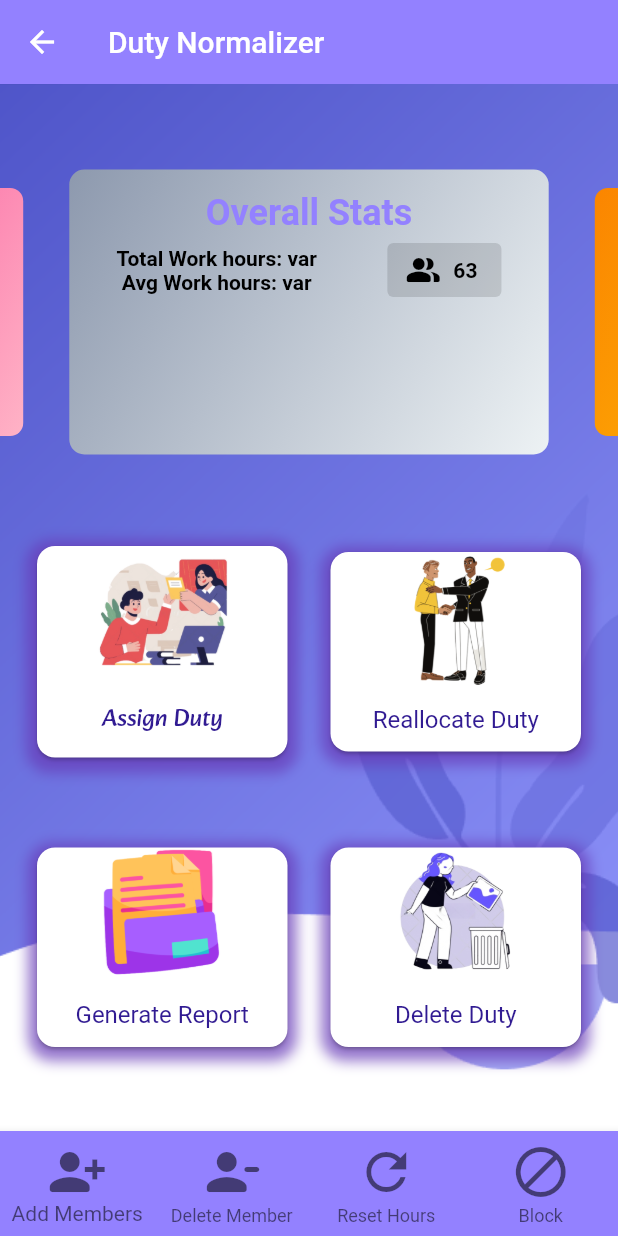
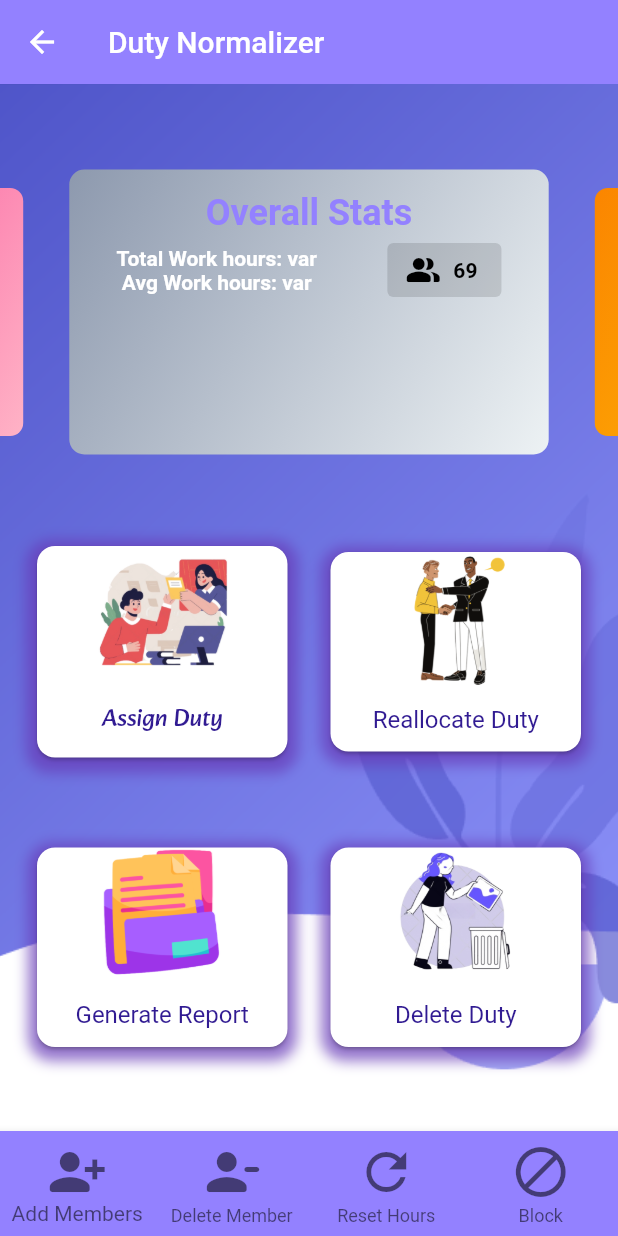
Before and after one commit to aadhi-prem/Duty-Normalizer-App, a Flutter app: the Dashboard screen opened directly, on a phone screen of 412 x 824 dp. Run offline on Flutter 3.47's test engine with Material 2 defaults, Android fonts, the phone set to English and light mode, and no system bars; drawn by our look-alikes of carousel_slider; our stand-ins replace csv, dotted_border, file_picker, fluttertoast, open_file and 3 more; missing offline and left inert: dart:ffi; accounts and stored records are empty; project files that could hold a hidden picture were left out.

Commit message:
new carousel

```diff
--- a/lib/dashboard.dart
+++ b/lib/dashboard.dart
@@ -68,8 +68,38 @@ class _DashboardState extends State<Dashboard> {
       // set up the AlertDialog
       AlertDialog alert = AlertDialog(
         title: Text("Alert"),
-        content: Text(
-            "Are you sure you want to reset work hours?"),
+        content: SizedBox(
+          height: 110,
+          child: Column(
+            children: [
+              Text(
+                  "Are you sure you want to reset work hours?",style: TextStyle(
+                fontWeight: FontWeight.bold,
+                fontSize: 16.0,
+              ),),
+              SizedBox(height: 8.0),
+              Row(
+                crossAxisAlignment: CrossAxisAlignment.start,
+                children: [
+                  Icon(
+                    Icons.warning,
+                    color: Colors.yellow,
+                  ),
+                  SizedBox(width: 8.0),
+                  Expanded(
+                    child: Text(
+                      "All details will be deleted by resetting. If required you can download the reports from \"Generate Reports\" and then proceed with the reset.",
+                      style: TextStyle(
+                        fontStyle: FontStyle.italic,
+                        fontSize: 14.0,
+                      ),
+                    ),
+                  ),
+                ],
+              ),
+            ],
+          ),
+        ),
         actions: [
           cancelButton,
           continueButton,
@@ -128,258 +158,73 @@ class _DashboardState extends State<Dashboard> {
                   enableInfiniteScroll: true,
                 ),
                 items: [
-                  Container(
-                    margin: EdgeInsets.all(5),
-                    decoration: BoxDecoration(
-                      // color: Colors.green,
-                      gradient: LinearGradient(
-                        begin: Alignment.topLeft,
-                        end: Alignment.bottomRight,
-                        colors: [Color(0xff8d99ae),Color(0xffedf2f4)],//[Color(0xfffb8500), Color(0xffffd60a)],
-                      ),
-                      borderRadius: BorderRadius.circular(10),
-                    ),
-                    child: Container(
-                      //width: 300,
-
-                      child: Padding(
-                        padding: const EdgeInsets.symmetric(vertical: 15,horizontal: 8),
-                        child: Column(
-                          children: [
-                            Center(
-                              child: Text(
-                                "Overall Stats",
-                                style: TextStyle(
-                                    color: Color(0xff9381ff),
-                                    fontWeight: FontWeight.bold,
-                                    fontFamily: 'roboto',
-                                    fontSize: 24
-                                ),
-                              ),
-                            ),
-                            Row(
-                              mainAxisAlignment: MainAxisAlignment.spaceAround,
-                              children: [
-                                Column(
-                                  children: [
-                                    Text(
-                                      "Total Work hours: var",
-                                      style: TextStyle(
-                                        color: Colors.black,
-                                        fontWeight: FontWeight.bold,
-                                      ),
-                                    ),
-                                    Text(
-                                      "Avg Work hours: var",
-                                      style: TextStyle(
-                                        color: Colors.black,
-                                        fontWeight: FontWeight.bold,
-                                      ),
-                                    ),
-                                  ],
-                                ),
-                                ElevatedButton.icon(
-                                  onPressed: null,
-                                  icon: Icon(Icons.people_alt_rounded,color: Colors.black,),
-                                  label: Text("63",style: TextStyle(
-                                    color: Colors.black,
-                                    fontWeight: FontWeight.bold,
-                                  ),),
-                                ),
-                              ],
-                            )
-                          ],
-                        ),
-                      ),),
-                  ),
-                  Container(
-                    margin: EdgeInsets.all(5),
-                    decoration: BoxDecoration(
-                      // color: Colors.red,
-                      gradient: LinearGradient(
-                        begin: Alignment.topLeft,
-                        end: Alignment.bottomRight,
-                        colors: [Color(0xfffb8500), Color(0xffffd60a)],
-                      ),
-                      borderRadius: BorderRadius.circular(10),
-                    ),
-                    child: Container(
-                        child: Padding(
-                          padding: const EdgeInsets.symmetric(vertical: 15,horizontal: 8),
-                          child: Column(
-                            children: [
-                              Center(
-                                child: Text(
-                                  "M.Tech",
-                                  style: TextStyle(
-                                      color: Color(0xff9381ff),
-                                      fontWeight: FontWeight.bold,
-                                      fontFamily: 'roboto',
-                                      fontSize: 24
-                                  ),
-                                ),
-                              ),
-                              Row(
-                                mainAxisAlignment: MainAxisAlignment.spaceAround,
-                                children: [
-                                  Column(
-                                    children: [
-                                      Text(
-                                        "Total Work hours: var",
-                                        style: TextStyle(
-                                          color: Colors.black,
-                                          fontWeight: FontWeight.bold,
-                                        ),
-                                      ),
-                                      Text(
-                                        "Avg Work hours: var",
-                                        style: TextStyle(
-                                          color: Colors.black,
-                                          fontWeight: FontWeight.bold,
-                                        ),
-                                      ),
-                                    ],
-                                  ),
-                                  ElevatedButton.icon(
-                                    onPressed: null,
-                                    icon: Icon(Icons.people_alt_rounded,color: Colors.black,),
-                                    label: Text("63",style: TextStyle(
-                                      color: Colors.black,
-                                      fontWeight: FontWeight.bold,
-                                    ),),
-                                  ),
-                                ],
-                              )
-                            ],
-                          ),
-                        )),
-                  ),
-                  Container(
-                    margin: EdgeInsets.all(5),
-                    decoration: BoxDecoration(
-                      // color: Colors.green,
-                      gradient: LinearGradient(
-                        begin: Alignment.topLeft,
-                        end: Alignment.bottomRight,
-                        colors: [Color(0xff8d99ae),Color(0xffedf2f4)],//[Color(0xfffb8500), Color(0xffffd60a)],
-                      ),
-                      borderRadius: BorderRadius.circular(10),
-                    ),
-                    child: Container(
-                      //width: 300,
-
-                      child: Padding(
-                        padding: const EdgeInsets.symmetric(vertical: 15,horizontal: 8),
-                        child: Column(
-                          children: [
-                            Center(
-                              child: Text(
-                                "Ph.D",
-                                style: TextStyle(
-                                    color: Color(0xff9381ff),
-                                    fontWeight: FontWeight.bold,
-                                    fontFamily: 'roboto',
-                                    fontSize: 24
-                                ),
-                              ),
-                            ),
-                            Row(
-                              mainAxisAlignment: MainAxisAlignment.spaceAround,
-                              children: [
-                                Column(
-                                  children: [
-                                    Text(
-                                      "Total Work hours: var",
-                                      style: TextStyle(
-                                        color: Colors.black,
-                                        fontWeight: FontWeight.bold,
-                                      ),
-                                    ),
-                                    Text(
-                                      "Avg Work hours: var",
-                                      style: TextStyle(
-                                        color: Colors.black,
-                                        fontWeight: FontWeight.bold,
-                                      ),
-                                    ),
-                                  ],
-                                ),
-                                ElevatedButton.icon(
-                                  onPressed: null,
-                                  icon: Icon(Icons.people_alt_rounded,color: Colors.black,),
-                                  label: Text("63",style: TextStyle(
-                                    color: Colors.black,
-                                    fontWeight: FontWeight.bold,
-                                  ),),
-                                ),
-                              ],
-                            )
-                          ],
-                        ),
-                      ),),
-                  ),
-                  Container(
-                    margin: EdgeInsets.all(5),
-                    decoration: BoxDecoration(
-                      // color: Colors.blue,
-                      gradient: LinearGradient(
-                        begin: Alignment.topLeft,
-                        end: Alignment.bottomRight,
-                        colors: [Color(0xfff72585), Color(0xffffb3c6)],
-                      ),
-                      borderRadius: BorderRadius.circular(10),
-                    ),
-                    child: Container(
-                      child: Padding(
-                        padding: const EdgeInsets.symmetric(vertical: 15,horizontal: 8),
-                        child: Column(
-                          children: [
-                            Center(
-                              child: Text(
-                                "Faculty",
-                                style: TextStyle(
-                                    color: Color(0xff9381ff),
-                                    fontWeight: FontWeight.bold,
-                                    fontFamily: 'roboto',
-                                    fontSize: 24
-                                ),
-                              ),
-                            ),
-                            Row(
-                              mainAxisAlignment: MainAxisAlignment.spaceAround,
-                              children: [
-                                Column(
-                                  children: [
-                                    Text(
-                                      "Total Work hours: var",
-                                      style: TextStyle(
-                                        color: Colors.white,
-                                        fontWeight: FontWeight.bold,
-                                      ),
-                                    ),
-                                    Text(
-                                      "Avg Work hours: var",
-                                      style: TextStyle(
-                                        color: Colors.white,
-                                        fontWeight: FontWeight.bold,
-                                      ),
-                                    ),
-                                  ],
-                                ),
-                                ElevatedButton.icon(
-                                  onPressed: null,
-                                  icon: Icon(Icons.people_alt_rounded,color: Colors.black,),
-                                  label: Text("63",style: TextStyle(
-                                    color: Colors.black,
-                                    fontWeight: FontWeight.bold,
-                                  ),),
-                                ),
-                              ],
-                            )
-                          ],
-                        ),
-                      ),),
-                  ),],
+                  makeSliderCard(Color(0xff8d99ae),Color(0xffedf2f4), "Overall Stats", "var", "var", "69"),
+                  makeSliderCard(Color(0xfffb8500), Color(0xffffd60a), "M.Tech", "var", "var", "70"),
+                  makeSliderCard(Color(0xff8d99ae),Color(0xffedf2f4), "Ph.D", "var", "var", "71"),
+                  makeSliderCard(Color(0xfff72585), Color(0xffffb3c6), "Faculty", "var", "var", "72"),
+                  // Container(
+                  //   margin: EdgeInsets.all(5),
+                  //   decoration: BoxDecoration(
+                  //     // color: Colors.blue,
+                  //     gradient: LinearGradient(
+                  //       begin: Alignment.topLeft,
+                  //       end: Alignment.bottomRight,
+                  //       colors: [Color(0xfff72585), Color(0xffffb3c6)],
+                  //     ),
+                  //     borderRadius: BorderRadius.circular(10),
+                  //   ),
+                  //   child: Container(
+                  //     child: Padding(
+                  //       padding: const EdgeInsets.symmetric(vertical: 15,horizontal: 8),
+                  //       child: Column(
+                  //         children: [
+                  //           Center(
+                  //             child: Text(
+                  //               "Faculty",
+                  //               style: TextStyle(
+                  //                   color: Color(0xff9381ff),
+                  //                   fontWeight: FontWeight.bold,
+                  //                   fontFamily: 'roboto',
+                  //                   fontSize: 24
+                  //               ),
+                  //             ),
+                  //           ),
+                  //           Row(
+                  //             mainAxisAlignment: MainAxisAlignment.spaceAround,
+                  //             children: [
+                  //               Column(
+                  //                 children: [
+                  //                   Text(
+                  //                     "Total Work hours: var",
+                  //                     style: TextStyle(
+                  //                       color: Colors.white,
+                  //                       fontWeight: FontWeight.bold,
+                  //                     ),
+                  //                   ),
+                  //                   Text(
+                  //                     "Avg Work hours: var",
+                  //                     style: TextStyle(
+                  //                       color: Colors.white,
+                  //                       fontWeight: FontWeight.bold,
+                  //                     ),
+                  //                   ),
+                  //                 ],
+                  //               ),
+                  //               ElevatedButton.icon(
+                  //                 onPressed: null,
+                  //                 icon: Icon(Icons.people_alt_rounded,color: Colors.black,),
+                  //                 label: Text("63",style: TextStyle(
+                  //                   color: Colors.black,
+                  //                   fontWeight: FontWeight.bold,
+                  //                 ),),
+                  //               ),
+                  //             ],
+                  //           )
+                  //         ],
+                  //       ),
+                  //     ),),
+                  // ),
+                  ],
               ),
             ),
 
@@ -681,6 +526,71 @@ class _DashboardState extends State<Dashboard> {
     return myWidget;
   }
 
+  Container makeSliderCard(Color fromColor, Color toColor,String heading,String totalWH,String avgWH,String pplCount){
+    return Container(
+      margin: EdgeInsets.all(5),
+      decoration: BoxDecoration(
+        // color: Colors.blue,
+        gradient: LinearGradient(
+          begin: Alignment.topLeft,
+          end: Alignment.bottomRight,
+          colors: [fromColor, toColor],
+        ),
+        borderRadius: BorderRadius.circular(10),
+      ),
+      child: Container(
+        child: Padding(
+          padding: const EdgeInsets.symmetric(vertical: 15,horizontal: 8),
+          child: Column(
+            children: [
+              Center(
+                child: Text(heading,
+                  style: TextStyle(
+                      color: Color(0xff9381ff),
+                      fontWeight: FontWeight.bold,
+                      fontFamily: 'roboto',
+                      fontSize: 24
+                  ),
+                ),
+              ),
+              Row(
+                mainAxisAlignment: MainAxisAlignment.spaceAround,
+                children: [
+                  Column(
+                    children: [
+                      Text(
+                        "Total Work hours: $totalWH",
+                        style: TextStyle(
+                          color: Colors.white,
+                          fontWeight: FontWeight.bold,
+                        ),
+                      ),
+                      Text(
+                        "Avg Work hours: $avgWH",
+                        style: TextStyle(
+                          color: Colors.white,
+                          fontWeight: FontWeight.bold,
+                        ),
+                      ),
+                    ],
+                  ),
+                  ElevatedButton.icon(
+                    onPressed: null,
+                    icon: Icon(Icons.people_alt_rounded,color: Colors.black,),
+                    label: Text(pplCount,style: TextStyle(
+                      color: Colors.black,
+                      fontWeight: FontWeight.bold,
+                    ),),
+                  ),
+                ],
+              )
+            ],
+          ),
+        ),),
+    );
+  }
+
+
 //   Card makeDashboardItem(String title, String path) {
 //     return Card(
 //         elevation: 1.0,
```
